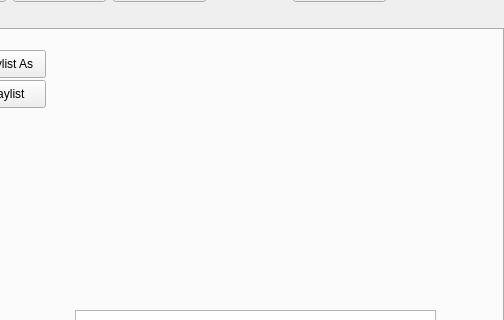
The window that mainwindow.ui (tnightingale/COMMAudio) describes before a commit, drawn with Qt 5; both pictures show x 357 to 861 and y 115 to 435 of the 861 by 593 pixel window.
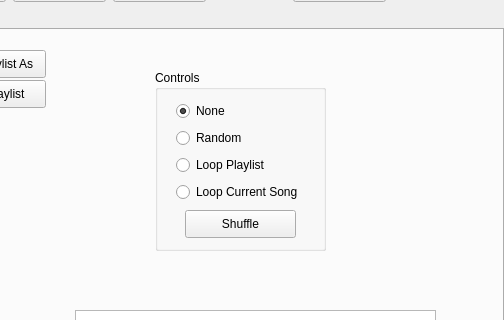
The same window after the commit. The open tabs and pages were chosen to show the change.

Commit message: added controls for ian and an add all button

Diff of the .ui file:
```diff
--- a/mainwindow.ui
+++ b/mainwindow.ui
@@ -315,6 +315,87 @@
        <string>Remove</string>
       </property>
      </widget>
+     <widget class="QGroupBox" name="groupBox">
+      <property name="geometry">
+       <rect>
+        <x>510</x>
+        <y>40</y>
+        <width>171</width>
+        <height>181</height>
+       </rect>
+      </property>
+      <property name="title">
+       <string>Controls</string>
+      </property>
+      <widget class="QRadioButton" name="loopCurrentSongButton">
+       <property name="geometry">
+        <rect>
+         <x>21</x>
+         <y>112</y>
+         <width>134</width>
+         <height>20</height>
+        </rect>
+       </property>
+       <property name="text">
+        <string>Loop Current Song</string>
+       </property>
+      </widget>
+      <widget class="QRadioButton" name="loopButton">
+       <property name="geometry">
+        <rect>
+         <x>21</x>
+         <y>85</y>
+         <width>111</width>
+         <height>20</height>
+        </rect>
+       </property>
+       <property name="text">
+        <string>Loop Playlist</string>
+       </property>
+      </widget>
+      <widget class="QRadioButton" name="normalButton">
+       <property name="geometry">
+        <rect>
+         <x>21</x>
+         <y>31</y>
+         <width>56</width>
+         <height>20</height>
+        </rect>
+       </property>
+       <property name="text">
+        <string>None</string>
+       </property>
+       <property name="checked">
+        <bool>true</bool>
+       </property>
+      </widget>
+      <widget class="QRadioButton" name="randomButton">
+       <property name="geometry">
+        <rect>
+         <x>21</x>
+         <y>58</y>
+         <width>74</width>
+         <height>20</height>
+        </rect>
+       </property>
+       <property name="text">
+        <string>Random</string>
+       </property>
+      </widget>
+      <widget class="QPushButton" name="shuffleButton">
+       <property name="geometry">
+        <rect>
+         <x>30</x>
+         <y>140</y>
+         <width>111</width>
+         <height>28</height>
+        </rect>
+       </property>
+       <property name="text">
+        <string>Shuffle</string>
+       </property>
+      </widget>
+     </widget>
     </widget>
    </widget>
    <widget class="QPushButton" name="talkButton">
```
Left out of the diff: 15 changed lines with no effect on the pictures. The commit also changes 3 other files.
